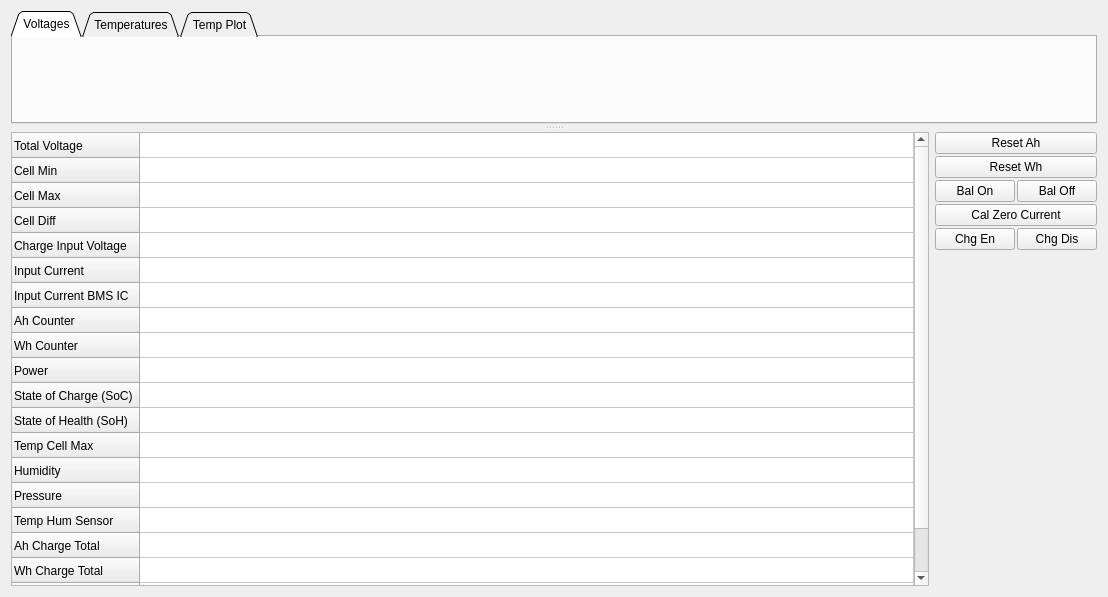
Old version of the form pages/pagebms.ui in the repository vedderb/vesc_tool.
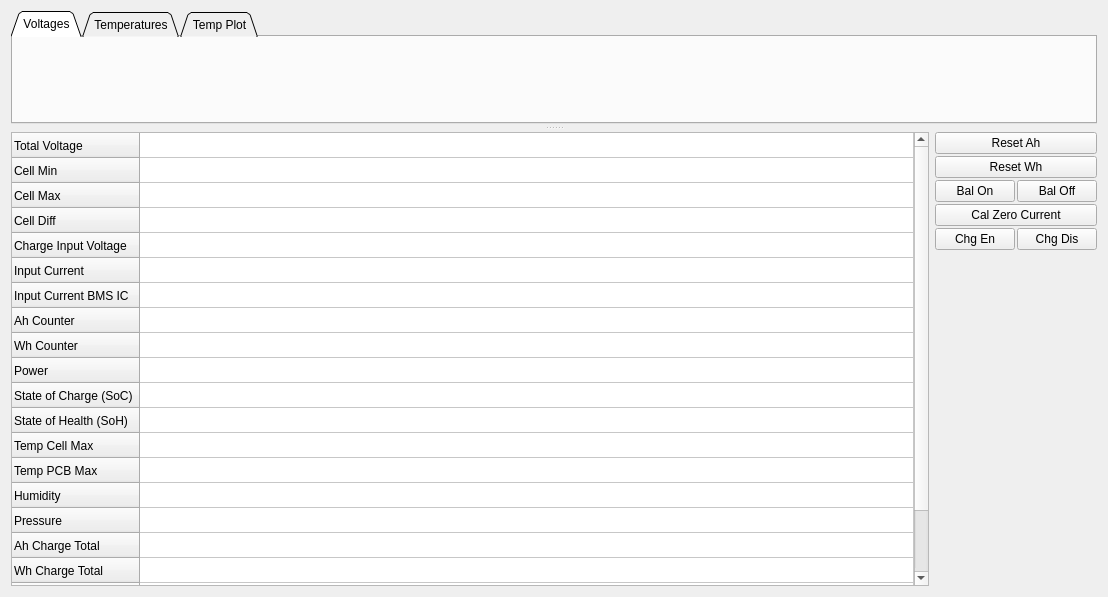
New version of the form. Icons and pictures are not drawn. Custom widgets are drawn as their Qt base class.

Commit message: Added support for BMS status

Patch:
```diff
--- a/pages/pagebms.ui
+++ b/pages/pagebms.ui
@@ -147,6 +147,11 @@
            <string>Temp Cell Max</string>
           </property>
          </row>
+         <row>
+          <property name="text">
+           <string>Temp PCB Max</string>
+          </property>
+         </row>
          <row>
           <property name="text">
            <string>Humidity</string>
@@ -157,11 +162,6 @@
            <string>Pressure</string>
           </property>
          </row>
-         <row>
-          <property name="text">
-           <string>Temp Hum Sensor</string>
-          </property>
-         </row>
          <row>
           <property name="text">
            <string>Ah Charge Total</string>
@@ -182,6 +182,11 @@
            <string>Wh Discharge Total</string>
           </property>
          </row>
+         <row>
+          <property name="text">
+           <string>Status</string>
+          </property>
+         </row>
          <column>
           <property name="text">
            <string>Value</string>
@@ -287,6 +292,11 @@
            <string/>
           </property>
          </item>
+         <item row="20" column="0">
+          <property name="text">
+           <string/>
+          </property>
+         </item>
         </widget>
        </item>
        <item>
```
The commit also changes 5 other files.
